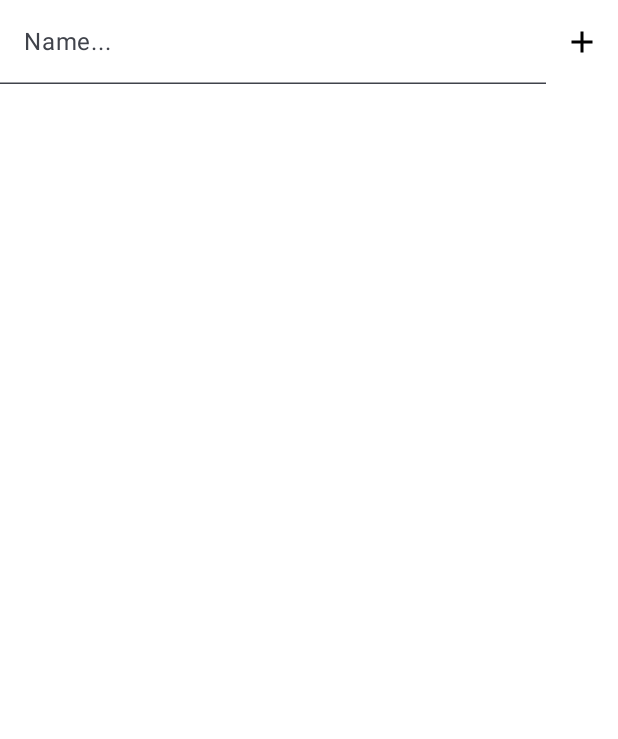
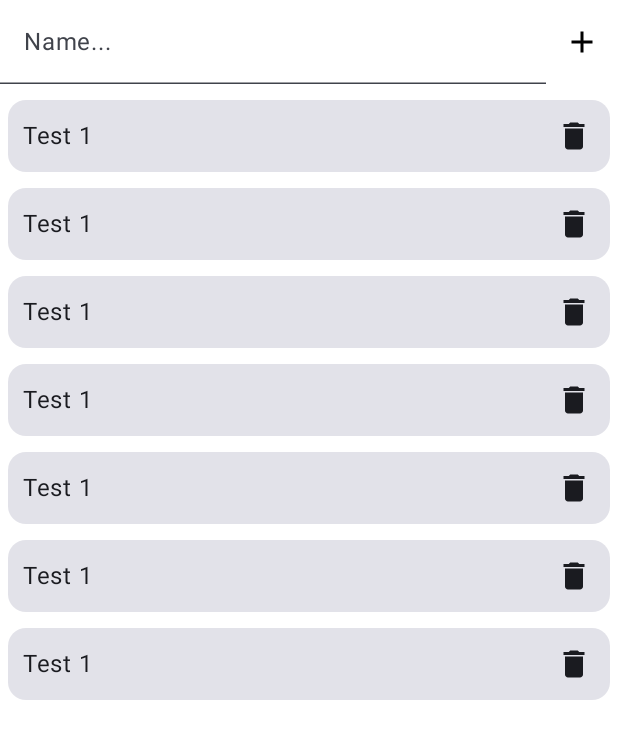
Before and after one commit to usrmrz/RoomApp, an Android app built with Jetpack Compose: the screen it shows after launch (MainActivity), on a phone screen of 412 x 824 dp. Before the commit the part shown is almost empty. Shown: the top 739 px of the screen. Run offline under Robolectric (Android 15) with nearby library versions, the phone set to English and light mode, and no system bars.

Commit message:
add ListItem

```diff
--- /dev/null
+++ b/app/src/main/java/dev/usrmrz/roomapp/ui/theme/ListItem.kt
@@ -0,0 +1,47 @@
+package dev.usrmrz.roomapp.ui.theme
+
+import androidx.compose.foundation.layout.Row
+import androidx.compose.foundation.layout.fillMaxWidth
+import androidx.compose.foundation.layout.padding
+import androidx.compose.material.icons.Icons
+import androidx.compose.material.icons.filled.Delete
+import androidx.compose.material3.Card
+import androidx.compose.material3.Icon
+import androidx.compose.material3.IconButton
+import androidx.compose.material3.Text
+import androidx.compose.runtime.Composable
+import androidx.compose.ui.Alignment
+import androidx.compose.ui.Modifier
+import androidx.compose.ui.unit.dp
+
+@Composable
+fun ListItem() {
+    Card(
+        modifier = Modifier
+            .fillMaxWidth()
+            .padding(5.dp)
+    ) {
+        Row(
+            modifier = Modifier
+                .fillMaxWidth(),
+            verticalAlignment = Alignment.CenterVertically
+        ) {
+            Text(
+                "Test 1",
+                modifier = Modifier
+                    .fillMaxWidth()
+                    .weight(1f)
+                    .padding(10.dp)
+            )
+            IconButton(
+                onClick = {
+
+                }) {
+                Icon(
+                    imageVector = Icons.Default.Delete,
+                    contentDescription = "Delete"
+                )
+            }
+        }
+    }
+}
--- a/app/src/main/java/dev/usrmrz/roomapp/ui/theme/MainScreen.kt
+++ b/app/src/main/java/dev/usrmrz/roomapp/ui/theme/MainScreen.kt
@@ -59,14 +59,15 @@ fun MainScreen() {
             }
         }
         Spacer(
-            modifier = Modifier
-                .height(5.dp)
+            modifier = Modifier.height(5.dp)
         )
         LazyColumn(
-            modifier = Modifier
-                .fillMaxWidth()
+            modifier = Modifier.fillMaxWidth()
+
         ) {
-
+            items(7){
+                ListItem()
+            }
         }
     }
 }
```
